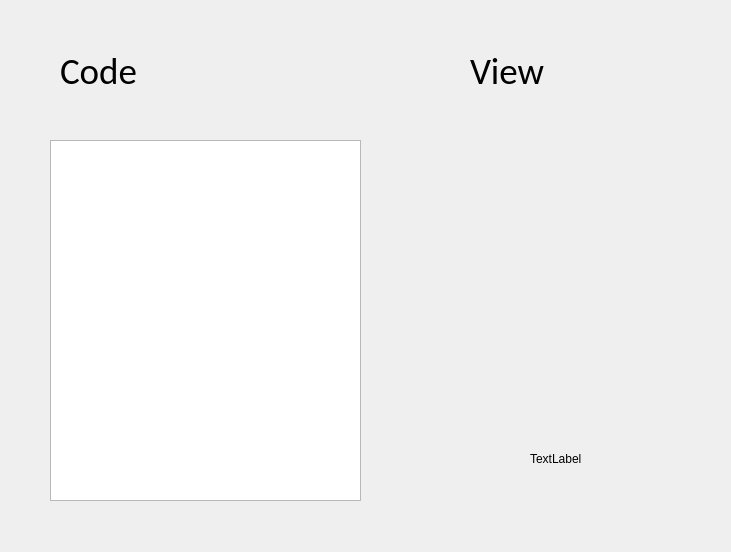
Old version of the form DSVis/WINDOW/model2_main.ui in the repository Dreamerryao/CPlusPlus-Project.
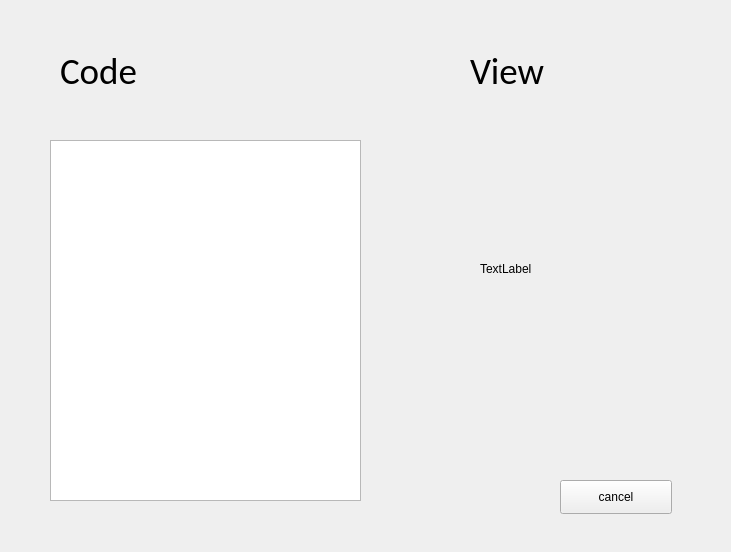
New version of the form.

What changed in the file:
```diff
--- a/DSVis/WINDOW/model2_main.ui
+++ b/DSVis/WINDOW/model2_main.ui
@@ -54,8 +54,8 @@
   <widget class="QLabel" name="test">
    <property name="geometry">
     <rect>
-     <x>530</x>
-     <y>450</y>
+     <x>480</x>
+     <y>260</y>
      <width>81</width>
      <height>18</height>
     </rect>
@@ -74,6 +74,19 @@
     </rect>
    </property>
   </widget>
+  <widget class="QPushButton" name="pushButton">
+   <property name="geometry">
+    <rect>
+     <x>560</x>
+     <y>480</y>
+     <width>112</width>
+     <height>34</height>
+    </rect>
+   </property>
+   <property name="text">
+    <string>cancel</string>
+   </property>
+  </widget>
  </widget>
  <resources/>
  <connections/>
```
